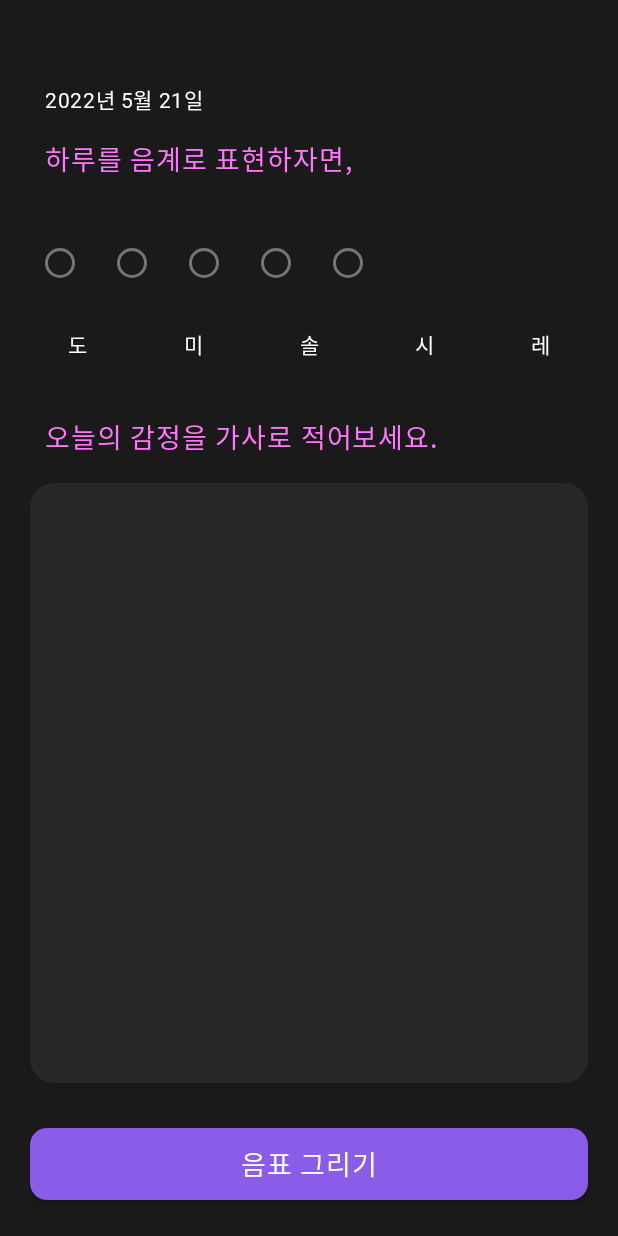
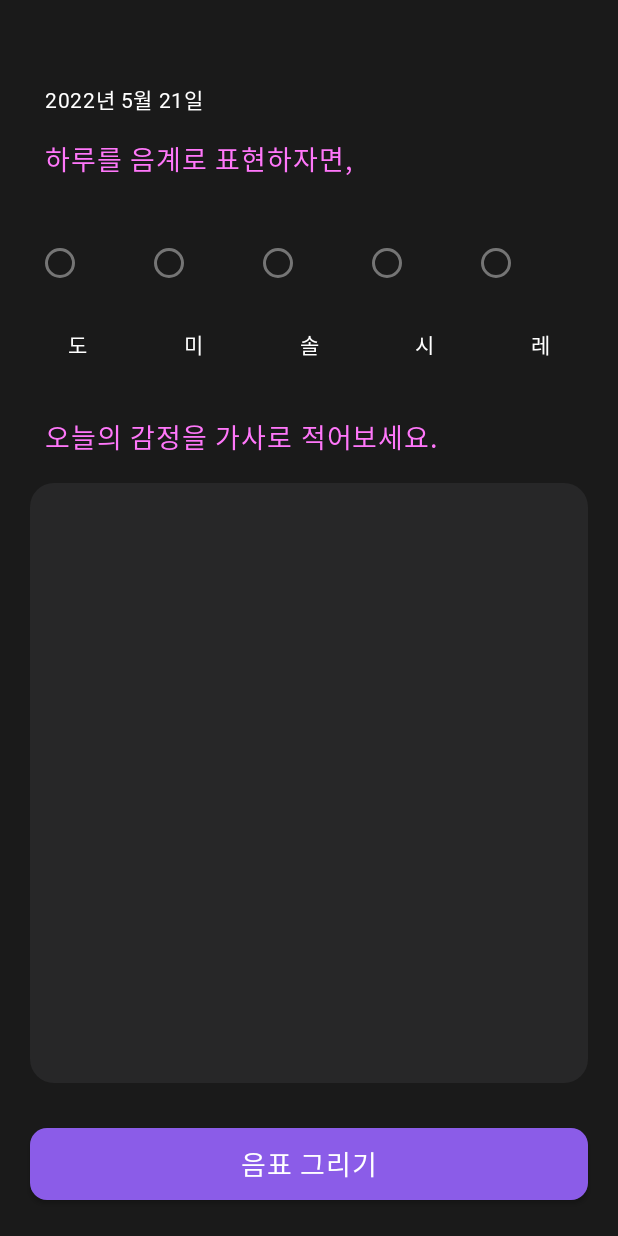
Before and after one commit to THE-SOPT-SOPKATHON-TEAM6/Symphony-Android, an Android app: the screen it shows after launch (PostNoteActivity), on a phone screen of 412 x 824 dp. Run offline under Robolectric (Android 15) with nearby library versions, the light colour scheme and no system bars; our stand-ins replace data binding.

Commit message:
[UI] Radio Group Drawable 제외 완료

```diff
--- a/app/src/main/res/layout/activity_post_note.xml
+++ b/app/src/main/res/layout/activity_post_note.xml
@@ -20,7 +20,7 @@
             android:layout_marginHorizontal="30dp"
             android:layout_marginTop="56dp"
             android:textColor="@color/white"
-            android:text="2022년 5월 21일"
+            android:text="@string/today_date_kr"
             android:textAppearance="@style/head_sub"
             app:layout_constraintStart_toStartOf="parent"
             app:layout_constraintTop_toTopOf="parent"
@@ -37,7 +37,7 @@
             app:layout_constraintStart_toStartOf="parent"
             app:layout_constraintTop_toBottomOf="@id/tv_date"
             app:layout_constraintEnd_toEndOf="parent"
-            android:text="하루를 음계로 표현하자면,"/>
+            android:text="@string/today_note_kr"/>
 
         <RadioGroup
             android:id="@+id/radio_group_note"
@@ -54,6 +54,7 @@
                 android:id="@+id/radio_do"
                 android:layout_width="wrap_content"
                 android:layout_height="wrap_content"
+                android:layout_weight="1"
                 android:background="@null"
                 android:checked="false"
                 android:text="" />
@@ -62,6 +63,7 @@
                 android:id="@+id/radio_mi"
                 android:layout_width="wrap_content"
                 android:layout_height="wrap_content"
+                android:layout_weight="1"
                 android:background="@null"
                 android:checked="false"
                 android:text="" />
@@ -70,6 +72,7 @@
                 android:id="@+id/radio_sol"
                 android:layout_width="wrap_content"
                 android:layout_height="wrap_content"
+                android:layout_weight="1"
                 android:background="@null"
                 android:checked="false"
                 android:text="" />
@@ -78,6 +81,7 @@
                 android:id="@+id/radio_si"
                 android:layout_width="wrap_content"
                 android:layout_height="wrap_content"
+                android:layout_weight="1"
                 android:background="@null"
                 android:checked="false"
                 android:text="" />
@@ -86,6 +90,7 @@
                 android:id="@+id/radio_rae"
                 android:layout_width="wrap_content"
                 android:layout_height="wrap_content"
+                android:layout_weight="1"
                 android:background="@null"
                 android:checked="false"
                 android:text="" />
@@ -174,7 +179,7 @@
             android:layout_marginTop="38dp"
             android:textColor="@color/pink"
             android:textAppearance="@style/head"
-            android:text="오늘의 감정을 가사로 적어보세요."
+            android:text="@string/today_content_kr"
             app:layout_constraintStart_toStartOf="parent"
             app:layout_constraintEnd_toEndOf="parent"
             app:layout_constraintTop_toBottomOf="@id/layout_note_text" />
@@ -210,7 +215,7 @@
             android:id="@+id/btn_done"
             android:layout_width="0dp"
             android:layout_height="48dp"
-            android:text="음표 그리기"
+            android:text="@string/draw_note_kr"
             android:textColor="@color/white"
             android:textAppearance="@style/head"
             android:layout_marginTop="30dp"
--- a/app/src/main/res/values/strings.xml
+++ b/app/src/main/res/values/strings.xml
@@ -7,4 +7,8 @@
     <string name="write_name_kr">작곡가의 이름을 적어주세요</string>
     <string name="complete_kr">음표 그리기</string>
     <string name="draw_note_kr">음표 그리기</string>
+
+    <string name="today_note_kr">하루를 음계로 표현하자면,</string>
+    <string name="today_content_kr">오늘의 감정을 가사로 적어보세요.</string>
+    <string name="today_date_kr">2022년 5월 21일</string>
 </resources>
```
